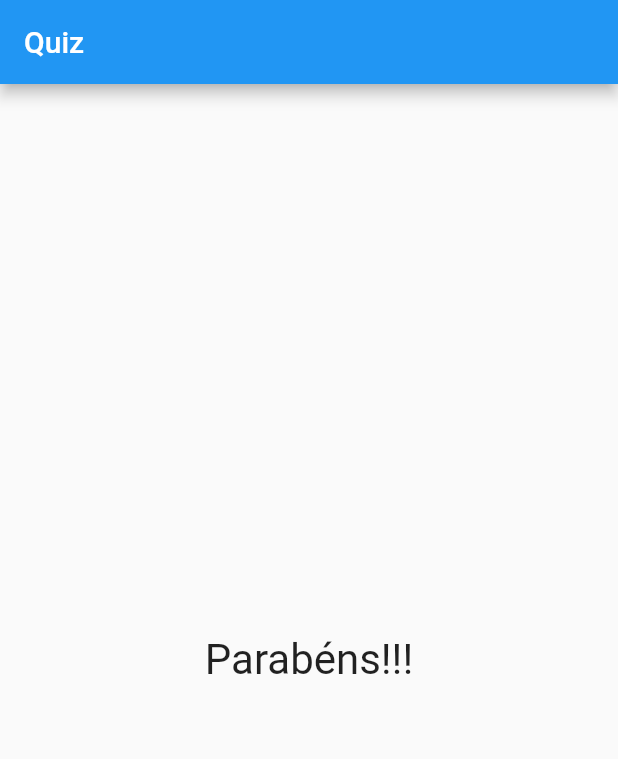
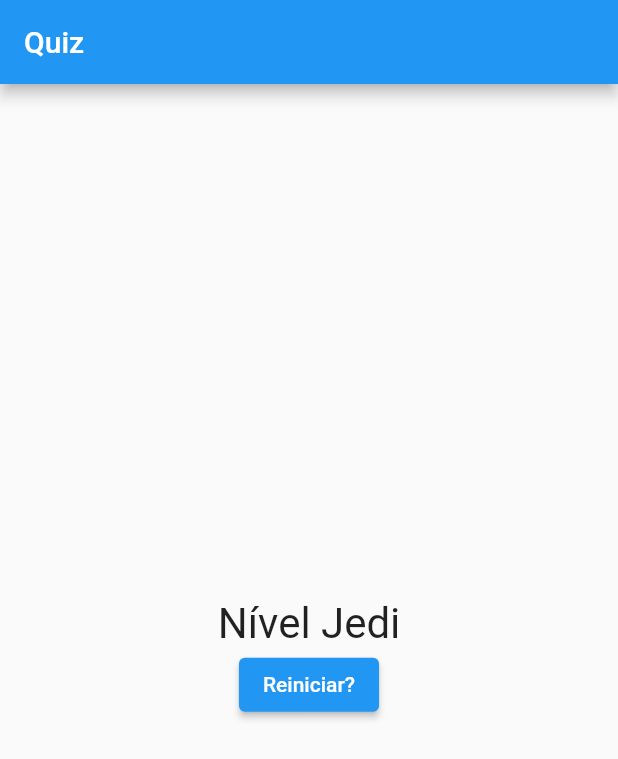
Before and after one commit to pedropgtorres/Quiz, a Flutter app: the screen it shows after launch, after a tap on "Preto", after a tap on "Cobra", after a tap on "Leo", on a phone screen of 412 x 824 dp. Shown: the top 759 px of the screen. Run offline on Flutter 3.47's test engine with Material 2 defaults, Android fonts, the phone set to English and light mode, and no system bars.

Commit message:
conclusão do app quiz

```diff
--- a/quiz/lib/main.dart
+++ b/quiz/lib/main.dart
@@ -19,25 +19,51 @@ class PerguntaApp extends StatefulWidget{
 
 class _PerguntaAppState extends State<PerguntaApp>{
   var _perguntaSelecionada=0;
+  var _pontuacaoTotal=0;
 
   final List<Map <String,Object>> _perguntas = const [
     {
       'pergunta':'Qual é a sua cor favorita?',
-      'resposta':['Preto','Vermelho','Verde','Branco']
+      'resposta':[
+        {'texto': 'Preto', 'pontos': 10},
+        {'texto': 'Vermelho', 'pontos': 1},
+        {'texto': 'Verde', 'pontos': 3},
+        {'texto': 'Branco', 'pontos': 5}
+        ]
     },
     {
       'pergunta':'Qual é a seu animal favorito?',
-      'resposta':['Coelho','Cobra','Elefante','Leão']
+      'resposta':[
+        {'texto': 'Coelho', 'pontos': 3},
+        {'texto': 'Cobra', 'pontos': 1},
+        {'texto': 'Elefante', 'pontos': 5},
+        {'texto': 'Leão', 'pontos': 10}
+        ]
     },
     {
       'pergunta':'Qual seu instrutor favorito?',
-      'resposta':['Maria','João','Leo','Pedro']
+      'resposta':[
+        {'texto': 'Maria', 'pontos': 1},
+        {'texto': 'João', 'pontos': 3},
+        {'texto': 'Leo', 'pontos': 5},
+        {'texto': 'Pedro', 'pontos': 10}
+        ]
     }
   ];
 
-  void _responder(){
-    setState(() {
+  void _responder(int pontuacao) {
+    if (temPergSelect) {
+      setState(() {
         _perguntaSelecionada++;
+        _pontuacaoTotal += pontuacao;
+      });
+    }
+  }
+
+  void _refresh(){
+    setState((){
+      _perguntaSelecionada=0;
+      _pontuacaoTotal=0;
     });
   }
 
@@ -48,12 +74,13 @@ class _PerguntaAppState extends State<PerguntaApp>{
   @override
   Widget build(BuildContext context) {
 
-    List<String> respostas = temPergSelect ? _perguntas[_perguntaSelecionada]['resposta'] : null;
+    List<Map<String,Object>> respostas = temPergSelect ? _perguntas[_perguntaSelecionada]['resposta'] : null;
 
     return MaterialApp(
       home: Scaffold(
         appBar: AppBar(
-          title: Text("Quiz"),
+          title: Text("Quiz",
+          textAlign: TextAlign.center),
         ),
         body: temPergSelect
             ? Questionario(
@@ -61,7 +88,7 @@ class _PerguntaAppState extends State<PerguntaApp>{
                 perguntaSelecionada: _perguntaSelecionada,
                 responder: _responder,
         )
-            : Resultado()
+            : Resultado(_pontuacaoTotal, _refresh)
       ),
     );
   }
--- a/quiz/lib/questao.dart
+++ b/quiz/lib/questao.dart
@@ -15,7 +15,7 @@ class Questao extends StatelessWidget{
   Widget build(BuildContext context){
     return Container(
         width: double.infinity,
-        margin: EdgeInsets.all(10),
+        margin: EdgeInsets.all(20),
         child: Text(
           texto,
           style: TextStyle(fontSize: 28),
--- a/quiz/lib/questionario.dart
+++ b/quiz/lib/questionario.dart
@@ -12,7 +12,7 @@ import 'package:quiz/resposta.dart';
 class Questionario extends StatelessWidget {
   final List<Map<String, Object>> perguntas;
   final int perguntaSelecionada;
-  final void Function() responder;
+  final void Function(int) responder;
 
   Questionario({
     @required this.perguntas,
@@ -24,16 +24,17 @@ class Questionario extends StatelessWidget {
     return perguntaSelecionada < perguntas.length;
   }
 
-
   @override
   Widget build(BuildContext context) {
 
-    List<String> respostas = temPergSelect ? perguntas[perguntaSelecionada]['resposta'] : null;
+    List<Map<String,Object>> respostas = temPergSelect ? perguntas[perguntaSelecionada]['resposta'] : null;
 
     return Column(
       children: <Widget> [
         Questao(perguntas[perguntaSelecionada]['pergunta']),
-        ...respostas.map((respostas) => Resposta(respostas, responder)).toList(),
+        ...respostas.map((respostas) {
+          return Resposta(respostas['texto'], () => responder(respostas['pontos']));
+          }).toList(),
       ],
     );
   }
--- a/quiz/lib/resposta.dart
+++ b/quiz/lib/resposta.dart
@@ -15,6 +15,7 @@ class Resposta extends StatelessWidget{
   @override
   Widget build(BuildContext context){
     return Container(
+      margin: EdgeInsets.fromLTRB(20, 2, 20, 2) ,
       width: double.infinity,
         child: ElevatedButton(
             onPressed: onSelect,
--- a/quiz/lib/resultado.dart
+++ b/quiz/lib/resultado.dart
@@ -9,13 +9,38 @@ import 'package:flutter/material.dart';
 
 class Resultado extends StatelessWidget{
 
+  final int pontuacao;
+  final void Function() onRefresh;
+
+  Resultado(this.pontuacao, this.onRefresh);
+
+  String get fraseResultado{
+    if(pontuacao < 8){
+      return 'Parabéns!';
+    } else if(pontuacao < 12){
+      return 'Você é bom!';
+    } else if(pontuacao < 16){
+      return 'Impressionante';
+    } else{
+      return 'Nível Jedi';
+    }
+  }
+
   @override
   Widget build(BuildContext context) {
-    return Center(
-      child: Text('Parabéns!!!',
-      textAlign: TextAlign.center,
-      style: TextStyle(fontSize: 28),
-      ),
+    return Column(
+        mainAxisAlignment: MainAxisAlignment.center,
+        children:[
+            Center(
+            child: Text(fraseResultado,
+              textAlign: TextAlign.center,
+              style: TextStyle(fontSize: 28),
+            ),
+          ),
+          ElevatedButton(
+              onPressed: onRefresh,
+              child: Text('Reiniciar?'))
+        ]
     );
   }
 }
```
